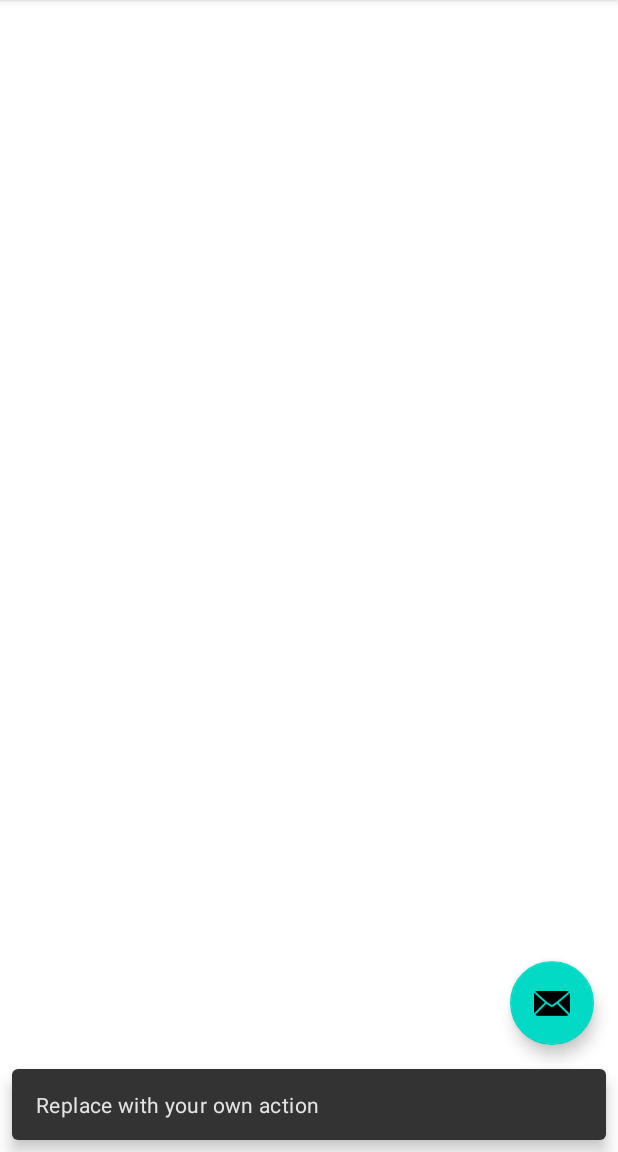
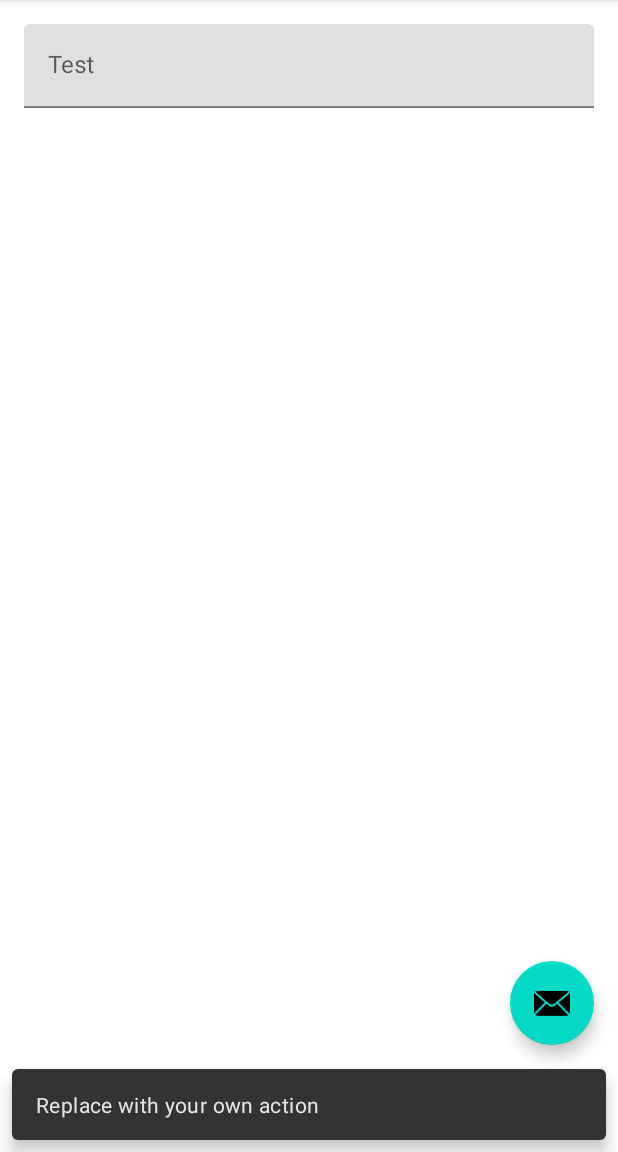
Before and after one commit to skanibani/MadLevel5Task1, an Android app: the AddNoteFragment screen opened through its navigation route, after a tap on an icon or button, on a phone screen of 412 x 824 dp, the part 84-1236 px from its top. Run offline under Robolectric (Android 15) with nearby library versions, the phone set to English and light mode, and no system bars; 4 statements that could not run were skipped.

Commit message:
Add viewbinding in fragment

```diff
--- a/app/src/main/java/com/example/madlevel5task1/NotepadFragment.kt
+++ b/app/src/main/java/com/example/madlevel5task1/NotepadFragment.kt
@@ -5,24 +5,38 @@ import androidx.fragment.app.Fragment
 import android.view.LayoutInflater
 import android.view.View
 import android.view.ViewGroup
+
 import android.widget.Button
 import androidx.navigation.fragment.findNavController
+import com.example.madlevel5task1.databinding.FragmentNotepadBinding
 
 /**
  * A simple [Fragment] subclass as the default destination in the navigation.
  */
 class NotepadFragment : Fragment() {
 
+    private var _binding: FragmentNotepadBinding? = null
+    private val binding get() = _binding!!
+
     override fun onCreateView(
             inflater: LayoutInflater, container: ViewGroup?,
             savedInstanceState: Bundle?
     ): View? {
         // Inflate the layout for this fragment
-        return inflater.inflate(R.layout.fragment_notepad, container, false)
+        _binding = FragmentNotepadBinding.inflate(inflater, container, false)
+        val view = binding.root
+        return view
     }
 
     override fun onViewCreated(view: View, savedInstanceState: Bundle?) {
         super.onViewCreated(view, savedInstanceState)
 
+
     }
+
+    override fun onDestroyView() {
+        super.onDestroyView()
+        _binding = null
+    }
+
 }
--- a/app/src/main/res/layout/fragment_add_note.xml
+++ b/app/src/main/res/layout/fragment_add_note.xml
@@ -6,4 +6,20 @@
     android:layout_height="match_parent"
     tools:context=".AddNoteFragment">
 
+    <com.google.android.material.textfield.TextInputLayout
+        android:layout_width="match_parent"
+        android:layout_height="wrap_content"
+        android:layout_marginStart="16dp"
+        android:layout_marginTop="16dp"
+        android:layout_marginEnd="16dp"
+        android:hint="Test"
+        app:layout_constraintEnd_toEndOf="parent"
+        app:layout_constraintStart_toStartOf="parent"
+        app:layout_constraintTop_toTopOf="parent">
+
+        <com.google.android.material.textfield.TextInputEditText
+            android:layout_width="match_parent"
+            android:layout_height="wrap_content" />
+    </com.google.android.material.textfield.TextInputLayout>
+
 </androidx.constraintlayout.widget.ConstraintLayout>
```
Also changed, not shown: app/src/main/res/layout/fragment_notepad.xml (+23 -0 lines).
